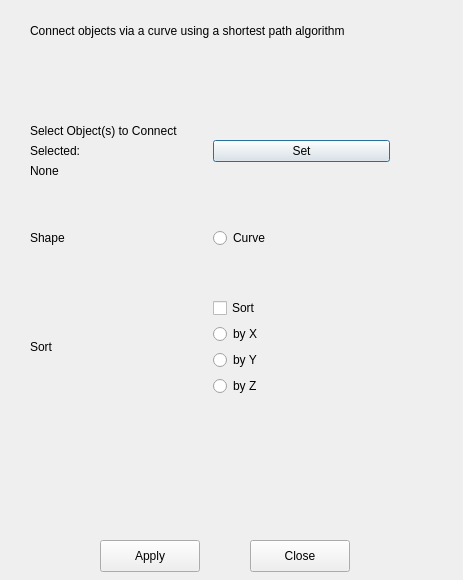
The window that ConnectViaCurveTool/gui.ui (rogershannah/ConnectViaCurveTool) describes before a commit, drawn with Qt 5.
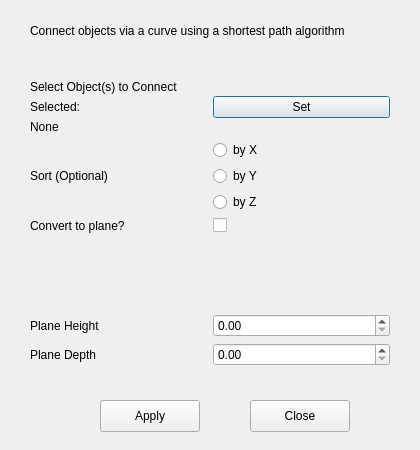
The same window after the commit.

```diff
--- a/ConnectViaCurveTool/gui.ui
+++ b/ConnectViaCurveTool/gui.ui
@@ -6,8 +6,8 @@
    <rect>
     <x>0</x>
     <y>0</y>
-    <width>463</width>
-    <height>580</height>
+    <width>420</width>
+    <height>450</height>
    </rect>
   </property>
   <property name="windowTitle">
@@ -77,43 +77,15 @@
      </layout>
     </item> 
     <item row="3" column="0">
-     <widget class="QLabel" name="warnings">
+     <widget class="QLabel" name="label_4">
       <property name="text">
-       <string>Shape</string>
+       <string>Sort (Optional)</string>
       </property>
      </widget>
-    </item>    
+    </item>  
     <item row="3" column="1">
      <layout class="QGridLayout" name="gridLayout_4">
-      <item row="1" column="0">
-       <widget class="QRadioButton" name="curve_radio">
-        <property name="text">
-         <string>Curve</string>
-        </property>
-        <attribute name="shapeGrp">
-          <string notr="true">shapeGrp</string>
-       </attribute>
-       </widget>
-      </item>
-     </layout>
-    </item> 
-    <item row="4" column="0">
-     <widget class="QLabel" name="warnings">
-      <property name="text">
-       <string>Sort</string>
-      </property>
-     </widget>
-    </item>  
-    <item row="4" column="1">
-     <layout class="QGridLayout" name="gridLayout_4">
-     <item row="1" column="0">
-     <widget class="QCheckBox" name="sort_checkbox">
-      <property name="text">
-       <string>Sort</string>
-      </property>
-     </widget>
-    </item>
-      <item row="5" column="0">
+      <item row="0" column="0">
        <widget class="QRadioButton" name="x_radio">
         <property name="text">
          <string>by X</string>
@@ -123,7 +95,7 @@
        </attribute>
        </widget>
       </item>
-      <item row="7" column="0">
+      <item row="2" column="0">
        <widget class="QRadioButton" name="y_radio">
         <property name="text">
          <string>by Y</string>
@@ -133,7 +105,7 @@
        </attribute>
        </widget>
       </item>
-      <item row="9" column="0">
+      <item row="3" column="0">
        <widget class="QRadioButton" name="z_radio">
         <property name="text">
          <string>by Z</string>
@@ -145,22 +117,6 @@
       </item>
      </layout>
     </item>
-    <item row="1" column="0">
-     <spacer name="verticalSpacer_2">
-      <property name="orientation">
-       <enum>Qt::Vertical</enum>
-      </property>
-      <property name="sizeType">
-       <enum>QSizePolicy::Fixed</enum>
-      </property>
-      <property name="sizeHint" stdset="0">
-       <size>
-        <width>10</width>
-        <height>10</height>
-       </size>
-      </property>
-     </spacer>
-    </item> 
     <item row="1" column="1">
      <widget class="QPushButton" name="connecting_button">
       <property name="text">
@@ -168,13 +124,65 @@
       </property>
      </widget>
     </item>
+    <item row="5" column="0">
+     <widget class="QLabel" name="label_5">
+      <property name="text">
+       <string>Convert to plane?</string>
+      </property>
+     </widget>
+    </item>  
+    <item row="5" column="1">
+     <layout class="QGridLayout" name="gridLayout_4">
+      <item row="0" column="0">
+       <widget class="QCheckBox" name="plane_check">
+        <property name="text">
+         <string></string>
+        </property>
+       </widget>
+      </item>
+     </layout>
+    </item>
+    <item row="6" column="0">
+     <widget class="QLabel" name="label_5">
+      <property name="text">
+       <string></string>
+      </property>
+     </widget>
+    </item>
+    <item row="7" column="0">
+     <widget class="QLabel" name="label_5">
+      <property name="text">
+       <string>Plane Height</string>
+      </property>
+     </widget>
+    </item>
+    <item row="7" column="1">
+     <widget class="QDoubleSpinBox" name="num_height"/>
+    </item>
+    <item row="8" column="1">
+     <widget class="QDoubleSpinBox" name="num_extrudeVal"/>
+    </item>
+    <item row="8" column="0">
+     <widget class="QLabel" name="label_5">
+      <property name="text">
+       <string>Plane Depth</string>
+      </property>
+     </widget>
+    </item>
+     <item row="9" column="0">
+     <widget class="QLabel" name="warnings">
+      <property name="text">
+       <string/>
+      </property>
+     </widget>
+    </item>
    </layout>
   </widget>
   <widget class="QPushButton" name="apply_button">
    <property name="geometry">
     <rect>
      <x>100</x>
-     <y>540</y>
+     <y>400</y>
      <width>100</width>
      <height>32</height>
     </rect>
@@ -187,7 +195,7 @@
    <property name="geometry">
     <rect>
      <x>250</x>
-     <y>540</y>
+     <y>400</y>
      <width>100</width>
      <height>32</height>
     </rect>
```
Left out of the diff: 16 changed lines with no effect on the pictures.
